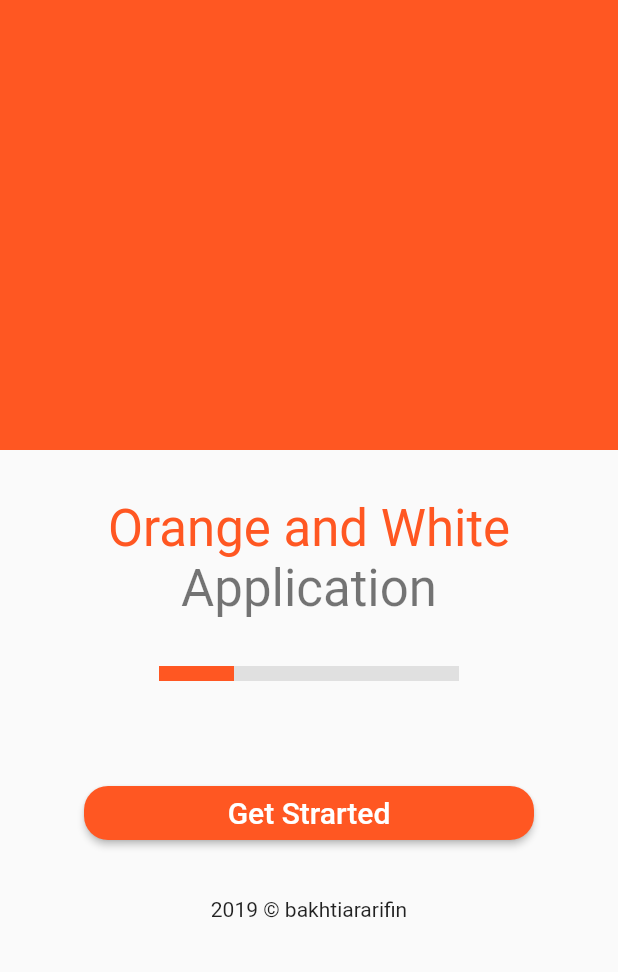
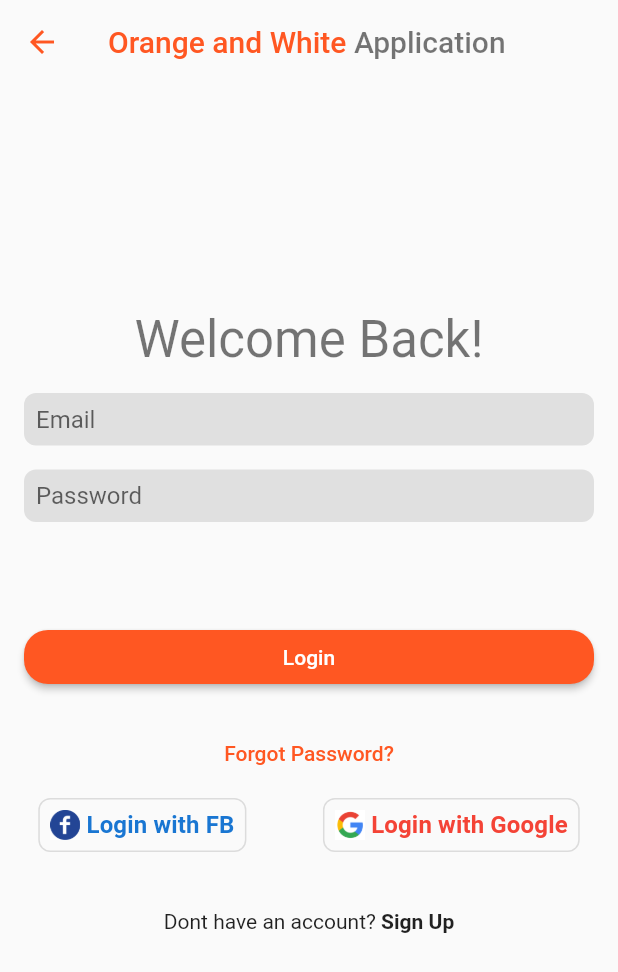
Before and after one commit to bakhtiararifinid/flutter-auth-template, a Flutter app: the screen it shows after launch, after a tap on "Get Strarted", on a phone screen of 412 x 824 dp. Shown: the top 972 px of the screen. Run offline on Flutter 3.47's test engine with Material 2 defaults, Android fonts, the phone set to English and light mode, and no system bars.

Commit message:
login page

```diff
--- a/lib/src/App.dart
+++ b/lib/src/App.dart
@@ -1,5 +1,6 @@
 import 'package:flutter/material.dart';
 import 'package:flutter_auth_template/src/pages/boarding_page.dart';
+import 'package:flutter_auth_template/src/pages/login_page.dart';
 
 class App extends StatelessWidget {
   @override
@@ -12,6 +13,7 @@ class App extends StatelessWidget {
       initialRoute: '/',
       routes: {
         '/': (context) => BoardingPage(),
+        '/login': (context) => LoginPage(),
       },
     );
   }
--- a/lib/src/pages/boarding_page.dart
+++ b/lib/src/pages/boarding_page.dart
@@ -4,11 +4,12 @@ class BoardingPage extends StatelessWidget {
   @override
   Widget build(BuildContext context) {
     return Scaffold(
+      appBar: AppBar(elevation: 0),
       body: ListView(
         children: <Widget>[
           Container(
             color: Theme.of(context).primaryColor,
-            height: 300,
+            height: 250,
           ),
           Container(
             padding: EdgeInsets.all(32),
@@ -53,7 +54,7 @@ class BoardingPage extends StatelessWidget {
               child: RaisedButton(
                 color: Theme.of(context).primaryColor,
                 shape: RoundedRectangleBorder(
-                  borderRadius: BorderRadius.circular(16)
+                  borderRadius: BorderRadius.circular(16),
                 ),
                 child: Text(
                   'Get Strarted',
@@ -62,7 +63,7 @@ class BoardingPage extends StatelessWidget {
                       .title
                       .copyWith(color: Colors.white),
                 ),
-                onPressed: () {},
+                onPressed: () => Navigator.of(context).pushNamed('/login'),
               ),
             ),
           ),
--- /dev/null
+++ b/lib/src/pages/login_page.dart
@@ -0,0 +1,160 @@
+import 'package:flutter/material.dart';
+
+class LoginPage extends StatelessWidget {
+  @override
+  Widget build(BuildContext context) {
+    return Scaffold(
+      appBar: AppBar(
+        elevation: 0,
+        backgroundColor: Theme.of(context).scaffoldBackgroundColor,
+        iconTheme: IconThemeData(color: Theme.of(context).primaryColor),
+        title: RichText(
+          text: TextSpan(
+            text: 'Orange and White ',
+            style: Theme.of(context)
+                .textTheme
+                .title
+                .copyWith(color: Theme.of(context).primaryColor),
+            children: [
+              TextSpan(
+                text: 'Application',
+                style: Theme.of(context).textTheme.title.copyWith(
+                    color: Theme.of(context).textTheme.display1.color),
+              )
+            ],
+          ),
+        ),
+      ),
+      body: ListView(
+        children: <Widget>[
+          SizedBox(
+            height: 150,
+          ),
+          Text(
+            'Welcome Back!',
+            textAlign: TextAlign.center,
+            style: Theme.of(context).textTheme.display1,
+          ),
+          Container(
+            padding: EdgeInsets.all(8),
+            margin: EdgeInsets.all(16),
+            decoration: BoxDecoration(
+              color: Theme.of(context).buttonColor,
+              borderRadius: BorderRadius.circular(8),
+            ),
+            child: TextFormField(
+              decoration: InputDecoration.collapsed(
+                hintText: 'Email',
+              ),
+            ),
+          ),
+          Container(
+            padding: EdgeInsets.all(8),
+            margin: EdgeInsets.symmetric(horizontal: 16),
+            decoration: BoxDecoration(
+              color: Theme.of(context).buttonColor,
+              borderRadius: BorderRadius.circular(8),
+            ),
+            child: TextFormField(
+              decoration: InputDecoration.collapsed(
+                hintText: 'Password',
+              ),
+            ),
+          ),
+          SizedBox(
+            height: 50,
+          ),
+          Container(
+            padding: EdgeInsets.all(16),
+            child: RaisedButton(
+              child: Text('Login'),
+              textColor: Colors.white,
+              color: Theme.of(context).primaryColor,
+              shape: RoundedRectangleBorder(
+                borderRadius: BorderRadius.circular(16),
+              ),
+              onPressed: () {},
+            ),
+          ),
+          FlatButton(
+            child: Text(
+              'Forgot Password?',
+              style: TextStyle(color: Theme.of(context).primaryColor),
+            ),
+            onPressed: () {},
+          ),
+          Row(
+            mainAxisAlignment: MainAxisAlignment.spaceAround,
+            children: <Widget>[
+              OutlineButton(
+                padding: EdgeInsets.all(8),
+                shape: RoundedRectangleBorder(
+                  borderRadius: BorderRadius.circular(8),
+                ),
+                child: Row(
+                  mainAxisAlignment: MainAxisAlignment.spaceAround,
+                  children: <Widget>[
+                    Image.asset(
+                      'assets/images/logofb.png',
+                      height: 20,
+                      width: 20,
+                    ),
+                    Text(
+                      ' Login with FB',
+                      style: Theme.of(context).textTheme.subtitle.copyWith(
+                            fontWeight: FontWeight.bold,
+                            fontSize: 16,
+                            color: Colors.blue[700],
+                          ),
+                    ),
+                  ],
+                ),
+                onPressed: () {},
+              ),
+              OutlineButton(
+                padding: EdgeInsets.all(8),
+                shape: RoundedRectangleBorder(
+                  borderRadius: BorderRadius.circular(8),
+                ),
+                child: Row(
+                  mainAxisAlignment: MainAxisAlignment.spaceAround,
+                  children: <Widget>[
+                    Image.asset(
+                      'assets/images/logogugel.png',
+                      height: 20,
+                      width: 20,
+                    ),
+                    Text(
+                      ' Login with Google',
+                      style: Theme.of(context).textTheme.subtitle.copyWith(
+                          fontWeight: FontWeight.bold,
+                          fontSize: 16,
+                          color: Colors.red),
+                    ),
+                  ],
+                ),
+                onPressed: () {},
+              ),
+            ],
+          ),
+          SizedBox(height: 32),
+          Row(
+            mainAxisAlignment: MainAxisAlignment.center,
+            children: <Widget>[
+              Text('Dont have an account? '),
+              InkWell(
+                child: Text(
+                  'Sign Up',
+                  style: TextStyle(
+                    fontWeight: FontWeight.bold,
+                  ),
+                ),
+                onTap: () {},
+              )
+            ],
+          ),
+        ],
+      ),
+    );
+  }
+}
--- a/pubspec.yaml
+++ b/pubspec.yaml
@@ -41,9 +41,8 @@ flutter:
   uses-material-design: true
 
   # To add assets to your application, add an assets section, like this:
-  # assets:
-  #  - images/a_dot_burr.jpeg
-  #  - images/a_dot_ham.jpeg
+  assets:
+   - assets/images/
 
   # An image asset can refer to one or more resolution-specific "variants", see
   # https://flutter.dev/assets-and-images/#resolution-aware.
```
Also changed, not shown: assets/images/logofb.png (added), assets/images/logogugel.png (added).
